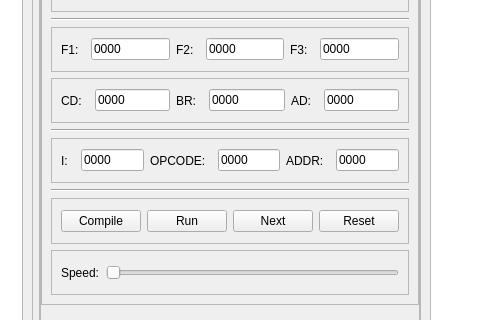
This is ui/program_tab.ui in Amirmehdig/mano-microprogram-simulator as Qt 5 draws it before an edit; both pictures show x 254 to 734 and y 108 to 428 of the 1518 by 753 pixel window. The edited form follows.
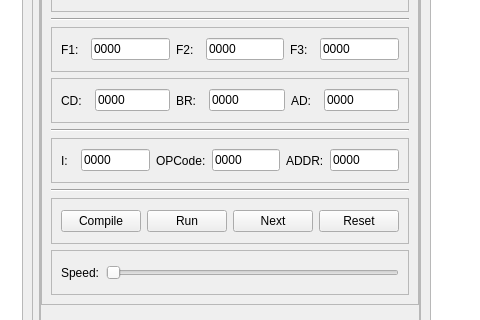
This is the edited form.

Commit message: Add slider for speed

The edit to the form file:
```diff
--- a/ui/program_tab.ui
+++ b/ui/program_tab.ui
@@ -356,12 +356,15 @@
                  <property name="text">
                   <string>0000</string>
                  </property>
+                 <property name="readOnly">
+                  <bool>true</bool>
+                 </property>
                 </widget>
                </item>
                <item>
                 <widget class="QLabel" name="label_19">
                  <property name="text">
-                  <string>OPCODE:  </string>
+                  <string>OPCode:</string>
                  </property>
                 </widget>
                </item>
@@ -370,12 +373,15 @@
                  <property name="text">
                   <string>0000</string>
                  </property>
+                 <property name="readOnly">
+                  <bool>true</bool>
+                 </property>
                 </widget>
                </item>
                <item>
                 <widget class="QLabel" name="label_20">
                  <property name="text">
-                  <string>ADDR:  </string>
+                  <string>ADDR:</string>
                  </property>
                 </widget>
                </item>
@@ -384,6 +390,9 @@
                  <property name="text">
                   <string>0000</string>
                  </property>
+                 <property name="readOnly">
+                  <bool>true</bool>
+                 </property>
                 </widget>
                </item>
               </layout>
```
Left out of the diff: 51 changed lines with no effect on the pictures. The commit also changes 2 other files.
